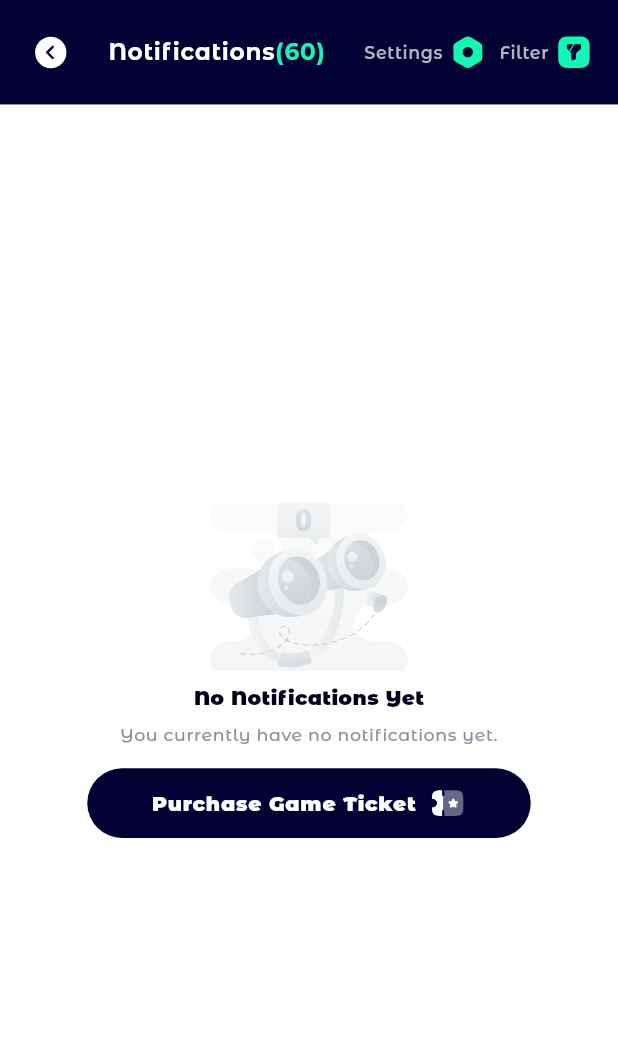
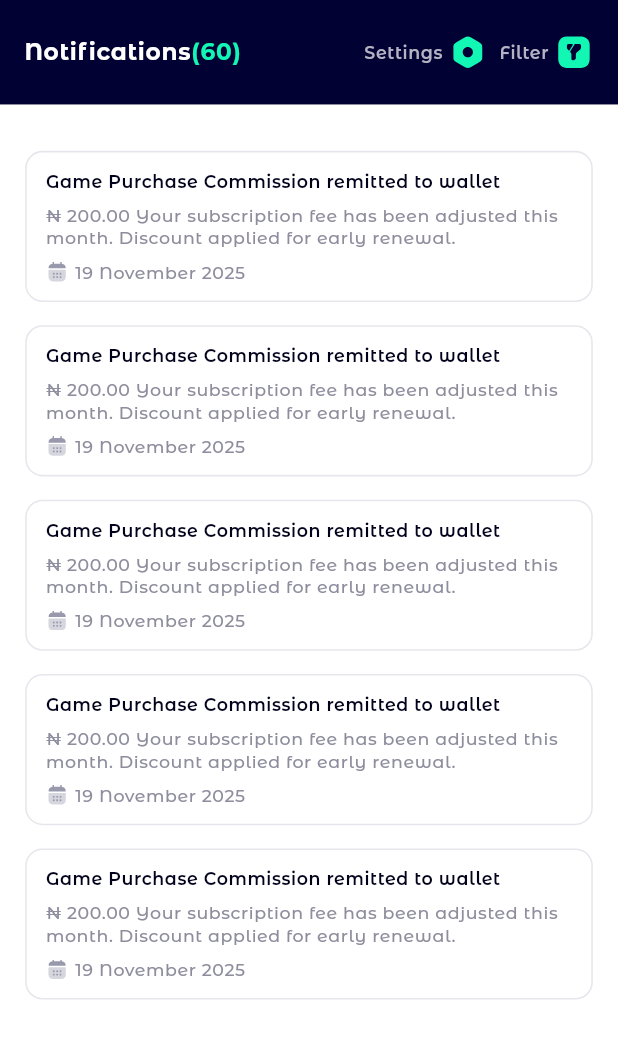
Before and after one commit to sbscphp/winit-agent-mobile, a Flutter app: the Notifications screen opened directly, on a phone screen of 412 x 824 dp. Shown: the top 1039 px of the screen. Run offline on Flutter 3.47's test engine with Material 3 defaults, Android fonts, the phone set to English and light mode, and no system bars; our stand-ins replace animate_do, another_flushbar, cached_network_image, card_swiper, dio, file_picker and 19 more; missing offline and left inert: auto_size_text_plus, local_auth_android, local_auth_darwin, webview_flutter_android, webview_flutter_wkwebview; accounts and stored records are empty; project files that could hold a hidden picture were left out.

Commit message:
notifications screen conversion

```diff
--- a/lib/ui/pages/notifications/notifications.dart
+++ b/lib/ui/pages/notifications/notifications.dart
@@ -32,6 +32,7 @@ class _NotificationsState extends State<Notifications> {
     return Scaffold(
       appBar: customAppBar(
           context: context,
+          showLeadingIcon: false,
           centerTitle: false,
           useCustomTitleWidget: true,
           titleWidget: FittedBox(
@@ -93,7 +94,7 @@ class _NotificationsState extends State<Notifications> {
             horizontal: AppDimension.paddingLeft,
             vertical: 32.h
         ),
-        child: 1 + 1 == 3 ? ListView.separated(
+        child: 1 + 1 == 2 ? ListView.separated(
           itemCount: 5,
           shrinkWrap: true,
           padding: EdgeInsets.zero,
```
